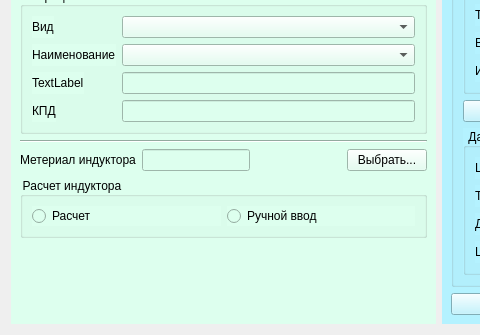
Kroshy1984/MIOM, file gui/InitialParameters.ui: the form before one commit; both pictures show x 0 to 480 and y 283 to 618 of the 850 by 618 pixel window.
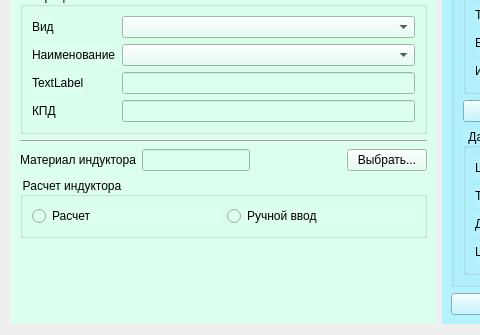
The form after the commit.

Patch:
```diff
--- a/gui/InitialParameters.ui
+++ b/gui/InitialParameters.ui
@@ -198,7 +198,7 @@
         <item row="0" column="0">
          <widget class="QLabel" name="label_9">
           <property name="text">
-           <string>Метериал индуктора</string>
+           <string>Материал индуктора</string>
           </property>
          </widget>
         </item>
```
